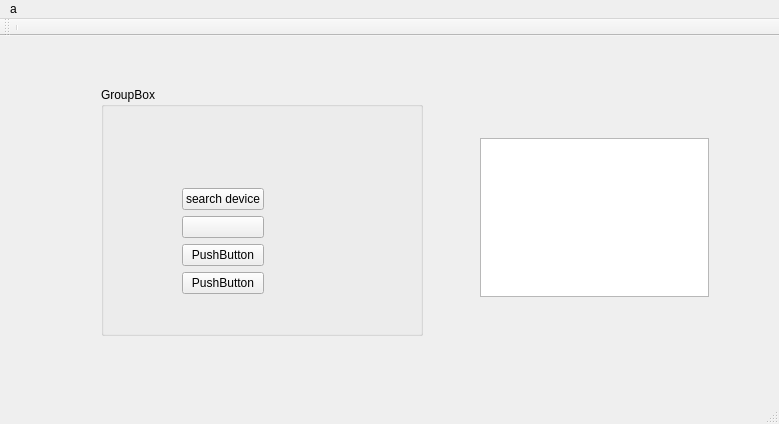
First picture: the form in mainwindow.ui, repository ryder1986/pedestrian-client, before the edit.
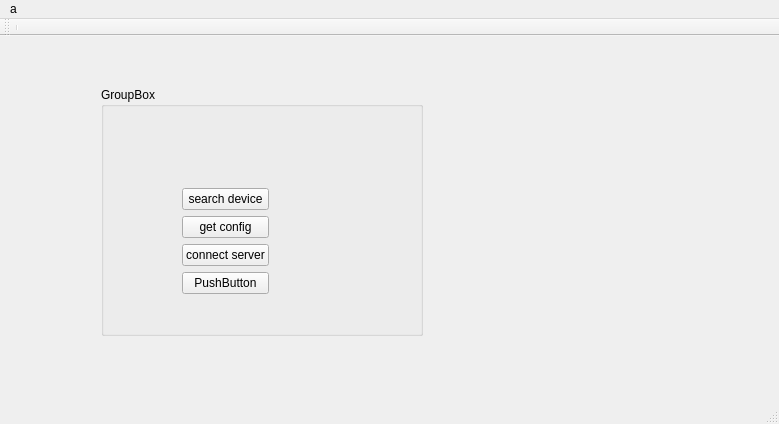
Second picture: the form after the edit.

The edit to the form file:
```diff
--- a/mainwindow.ui
+++ b/mainwindow.ui
@@ -56,7 +56,7 @@
          <item row="2" column="0">
           <widget class="QPushButton" name="pushButton">
            <property name="text">
-            <string>PushButton</string>
+            <string>connect server</string>
            </property>
           </widget>
          </item>
@@ -76,7 +76,7 @@
          <item row="1" column="0">
           <widget class="QPushButton" name="pushButton_4">
            <property name="text">
-            <string/>
+            <string>get config</string>
            </property>
           </widget>
          </item>
@@ -98,11 +98,7 @@
           <height>181</height>
          </rect>
         </property>
-        <layout class="QGridLayout" name="gridLayout_2">
-         <item row="0" column="0">
-          <widget class="QTreeView" name="treeView"/>
-         </item>
-        </layout>
+        <layout class="QGridLayout" name="gridLayout_2"/>
        </widget>
        <zorder>gridLayoutWidget_2</zorder>
        <zorder>groupBox</zorder>
```
Left out of the diff: 4 changed lines with no effect on the pictures.
